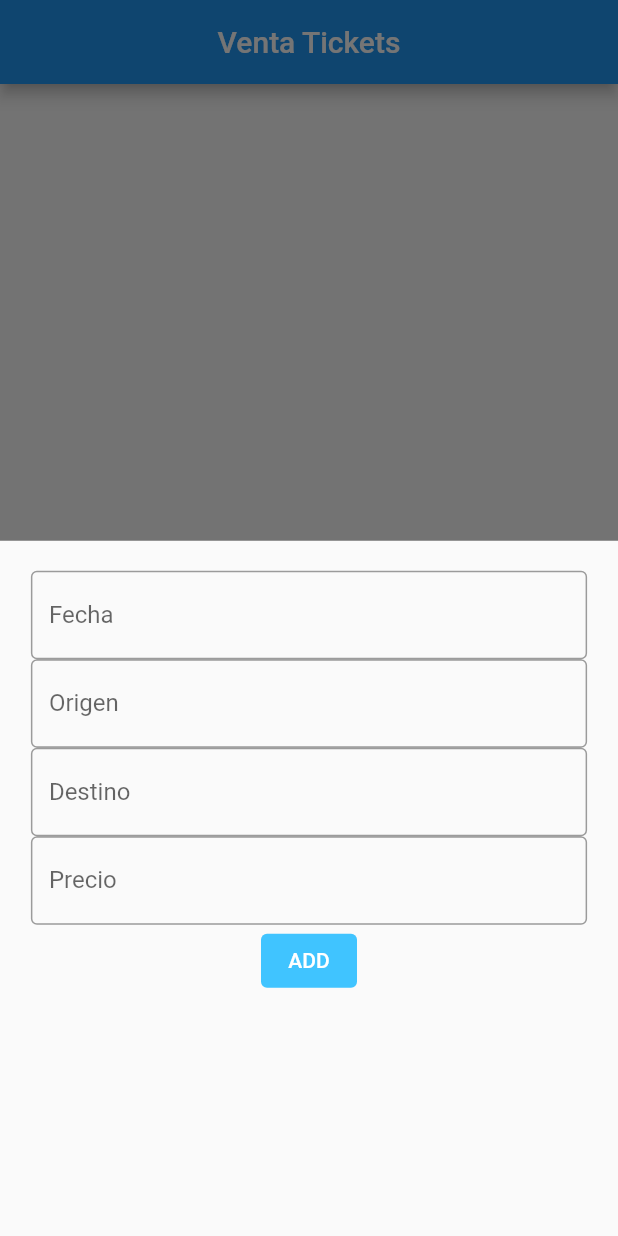
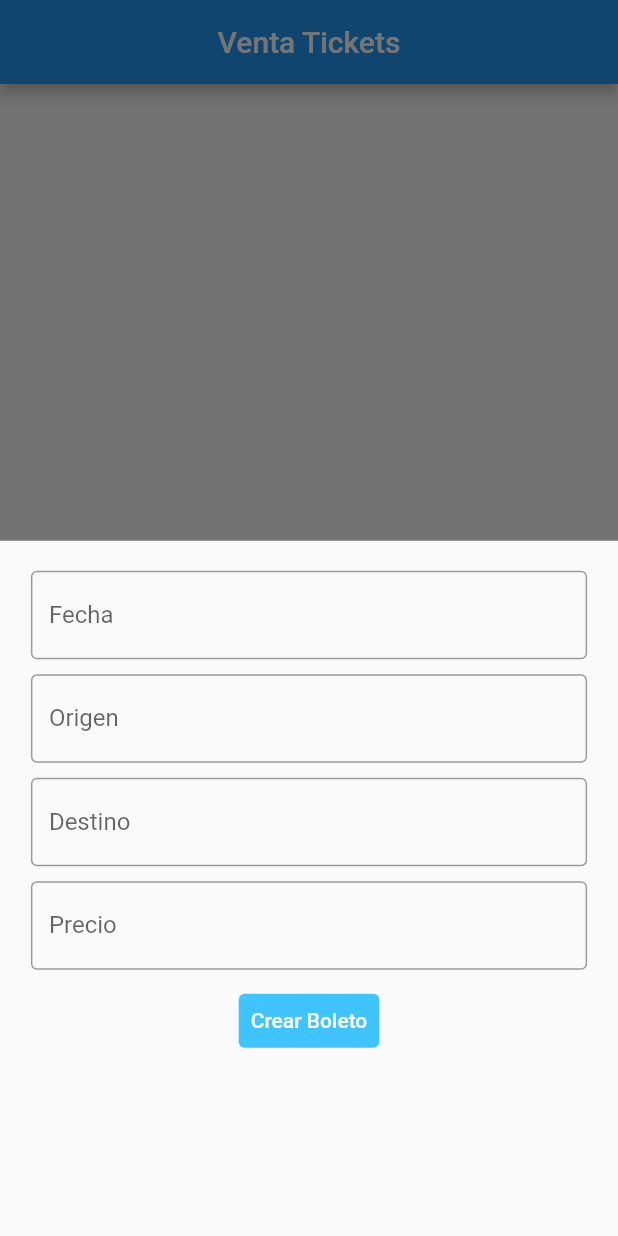
Before and after one commit to DafterWatch/Todo-App-master, a Flutter app: the screen it shows after launch, after a tap on the "add" icon, on a phone screen of 412 x 824 dp. Run offline on Flutter 3.47's test engine with Material 2 defaults, Android fonts, the phone set to English and light mode, and no system bars; our stand-ins replace cloud_firestore, firebase_core; accounts and stored records are empty.

Commit message:
crud terminado

```diff
--- a/lib/main.dart
+++ b/lib/main.dart
@@ -24,7 +24,7 @@ String? nroboleto;
 String? origen;
 String? precio;
 String? idTicket;
-int itemCountL = 0;
+int itemCountAll = 0;
 
 class MyApp extends StatelessWidget {
   const MyApp({Key? key}) : super(key: key);
@@ -51,7 +51,7 @@ class MyHomePage extends StatelessWidget {
           showModalBottomSheet(
             context: context,
             builder: (context) {
-              return showBottomSheet(context, false, null);
+              return showBottomSheetCreate(context, false, null);
             },
           );
         },
@@ -73,6 +73,7 @@ class MyHomePage extends StatelessWidget {
           return ListView.builder(
             itemCount: snapshot.data?.docs.length,
             itemBuilder: (context, int index) {
+              itemCountAll = snapshot.data?.docs.length + 1;
               DocumentSnapshot documentSnapshot = snapshot.data.docs[index];
               idTicket = documentSnapshot.id;
               return ListTile(
@@ -85,8 +86,6 @@ class MyHomePage extends StatelessWidget {
                   showModalBottomSheet(
                     context: context,
                     builder: (BuildContext context) {
-                      itemCountL = snapshot.data?.docs.length + 1;
-                      print(itemCountL);
                       return showBottomSheetInfo(
                           context, true, documentSnapshot);
                     },
@@ -110,7 +109,7 @@ class MyHomePage extends StatelessWidget {
   }
 }
 
-showBottomSheet(
+showBottomSheetCreate(
     BuildContext context, bool isUpdate, DocumentSnapshot? documentSnapshot) {
   // Added the isUpdate argument to check if our item has been updated
   return Padding(
@@ -135,6 +134,8 @@ showBottomSheet(
         ),
         SizedBox(
           width: MediaQuery.of(context).size.width * 0.9,
+          child: Padding(
+            padding: const EdgeInsets.only(top: 10),
             child: TextField(
               decoration: InputDecoration(
                 border: const OutlineInputBorder(),
@@ -149,14 +150,17 @@ showBottomSheet(
               },
             ),
           ),
+        ),
         SizedBox(
           width: MediaQuery.of(context).size.width * 0.9,
+          child: Padding(
+            padding: const EdgeInsets.only(top: 10),
             child: TextField(
               decoration: InputDecoration(
                 border: const OutlineInputBorder(),
                 // Used a ternary operator to check if isUpdate is true then display
                 // Update Todo.
-              labelText: 'Destino',
+                labelText: 'Destino ',
                 hintText: 'Ingrese el lugar de destino',
               ),
               onChanged: (String _val) {
@@ -165,8 +169,11 @@ showBottomSheet(
               },
             ),
           ),
+        ),
         SizedBox(
           width: MediaQuery.of(context).size.width * 0.9,
+          child: Padding(
+            padding: const EdgeInsets.only(top: 10),
             child: TextField(
               decoration: InputDecoration(
                 border: const OutlineInputBorder(),
@@ -181,14 +188,17 @@ showBottomSheet(
               },
             ),
           ),
-        TextButton(
+        ),
+        Padding(
+          padding: const EdgeInsets.only(top: 10),
+          child: TextButton(
               style: ButtonStyle(
                 backgroundColor:
                     MaterialStateProperty.all(Colors.lightBlueAccent),
               ),
               onPressed: () {
                 db.collection('todos').add({
-                'nroboleto': itemCountL,
+                  'nroboleto': itemCountAll,
                   'cliente': 'Jose',
                   'fecha': fecha,
                   'origen': origen,
@@ -197,12 +207,9 @@ showBottomSheet(
                 });
                 Navigator.pop(context);
               },
-            child: isUpdate
-                ? const Text(
-                    'UPDATE',
-                    style: TextStyle(color: Colors.white),
-                  )
-                : const Text('ADD', style: TextStyle(color: Colors.white))),
+              child: const Text('Crear Boleto',
+                  style: TextStyle(color: Colors.white))),
+        ),
       ],
     ),
   );
@@ -215,14 +222,14 @@ showBottomSheetInfo(
     padding: const EdgeInsets.only(top: 20),
     child: FutureBuilder<DocumentSnapshot>(
       builder: ((context, snapshot) {
-        print(documentSnapshot!['nroboleto']);
+        //print(documentSnapshot!['nroboleto']);
         return Center(
           child: Card(
             child: Column(
               children: <Widget>[
                 // ignore: unnecessary_new
                 new Text(
-                  "Nro Boleto: " + documentSnapshot['nroboleto'].toString(),
+                  "Nro Boleto: " + documentSnapshot!['nroboleto'].toString(),
                   style: const TextStyle(fontSize: 18.0),
                 ),
                 // ignore: prefer_const_constructors
```
Lines whose indentation alone changed are shown as unchanged.
